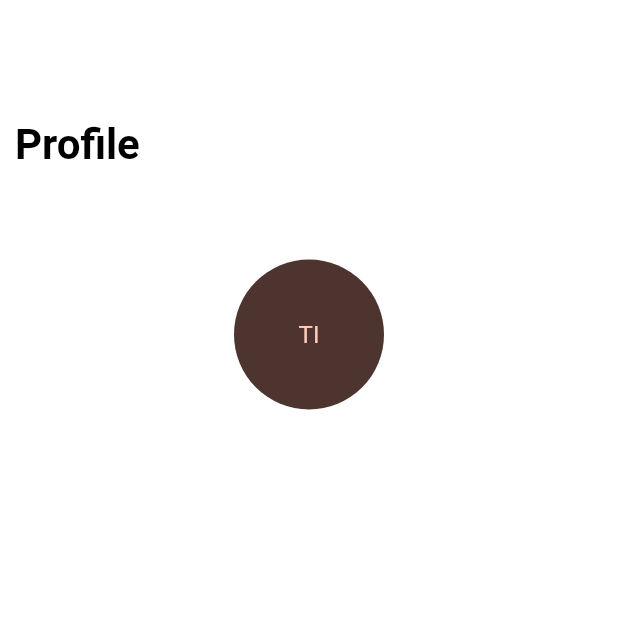
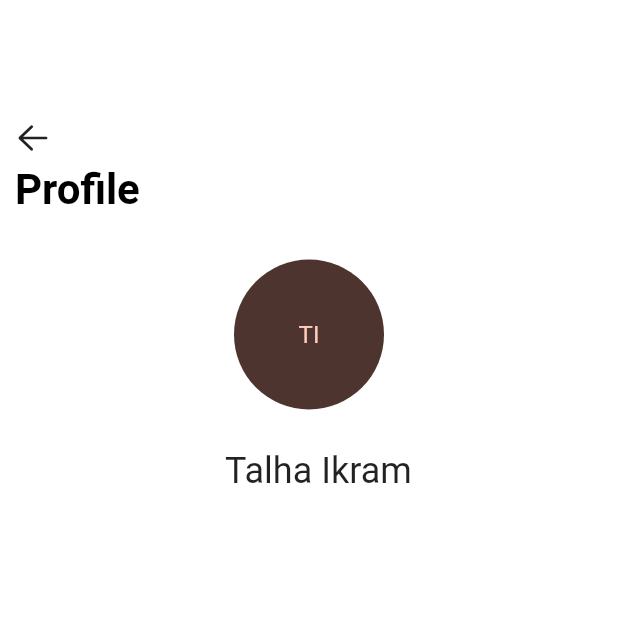
Before and after one commit to talha259/WaySmartKids-MobileApp, a Flutter app: the Profile screen opened directly, on a phone screen of 412 x 824 dp, the top half of it. Run offline on Flutter 3.47's test engine with Material 2 defaults, Android fonts, the light colour scheme and no system bars; our stand-ins replace dropdown_search, fluentui_system_icons, page_transition.

Commit message:
minor changes

```diff
--- a/lib/modals/navigation.dart
+++ b/lib/modals/navigation.dart
@@ -0,0 +1 @@
+enum Tabs { dashboard, sessions, settings }
--- a/lib/pages/accounts/login.dart
+++ b/lib/pages/accounts/login.dart
@@ -58,7 +58,7 @@ class Login extends StatelessWidget {
                 Navigator.push(
                     context,
                     PageTransition(
-                        child: BottomNavigation(),
+                        child: BottomNavigation(0),
                         type: PageTransitionType.fade));
               },
               child: const Text('Login'),
--- a/lib/pages/accounts/shared/profile/profile.dart
+++ b/lib/pages/accounts/shared/profile/profile.dart
@@ -1,4 +1,7 @@
+import 'package:fluentui_system_icons/fluentui_system_icons.dart';
 import 'package:flutter/material.dart';
+import 'package:page_transition/page_transition.dart';
+import 'package:waysmartkids/pages/accounts/shared/bottom-navigation-bar/bottom-navbar.dart';
 
 class Profile extends StatelessWidget {
   const Profile({Key? key}) : super(key: key);
@@ -14,9 +17,30 @@ class Profile extends StatelessWidget {
             alignment: AlignmentDirectional.topCenter,
             children: <Widget>[
               Positioned(
+                width: MediaQuery.of(context).size.width - 20,
+                left: 10,
+                top: 80,
+                child: Row(
+                  children: [
+                    InkWell(
+                      onTap: () {
+                        Navigator.push(
+                            context,
+                            PageTransition(
+                                child: BottomNavigation(0),
+                                type: PageTransitionType.leftToRightWithFade));
+                      },
+                      child: Icon(
+                        FluentIcons.arrow_left_20_filled,
+                      ),
+                    )
+                  ],
+                ),
+              ),
+              Positioned(
                   width: MediaQuery.of(context).size.width - 20,
                   left: 10,
-                  top: 80,
+                  top: 110,
                   child: Row(
                     children: [
                       Expanded(
@@ -47,25 +71,18 @@ class Profile extends StatelessWidget {
                       ),
                     ],
                   )),
-              // Center(
-              //   child: Positioned(
-              //     width: MediaQuery.of(context).size.width - 20,
-              //     left: 10,
-              //     top: 300,
-              //     height: 230,
-              //     child: Container(
-              //       margin: EdgeInsets.symmetric(vertical: 18.0),
-              //       height: 200.0,
-              //       child: Text(
-              //         "Talha Ikram",
-              //         style: TextStyle(
-              //             color: Colors.black,
-              //             fontSize: 28,
-              //             fontWeight: FontWeight.bold),
-              //       ),
-              //     ),
-              //   ),
-              // ),
+              Positioned(
+                  width: MediaQuery.of(context).size.width - 20,
+                  left: 150,
+                  top: 300,
+                  child: Row(
+                    children: [
+                      Text(
+                        "Talha Ikram",
+                        style: TextStyle(fontSize: 24),
+                      )
+                    ],
+                  )),
             ],
           ),
         ),
```
Also changed, not shown: lib/pages/accounts/shared/bottom-navigation-bar/bottom-navbar.dart (+8 -3 lines), lib/pages/accounts/shared/bottom-navigation-bar/placeholder-widget.dart (+4 -3 lines).
